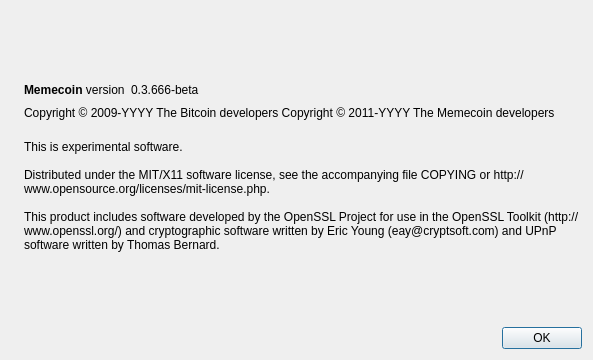
First picture: the form in src/qt/forms/aboutdialog.ui, repository hendry19901990/memecoin, before the edit.
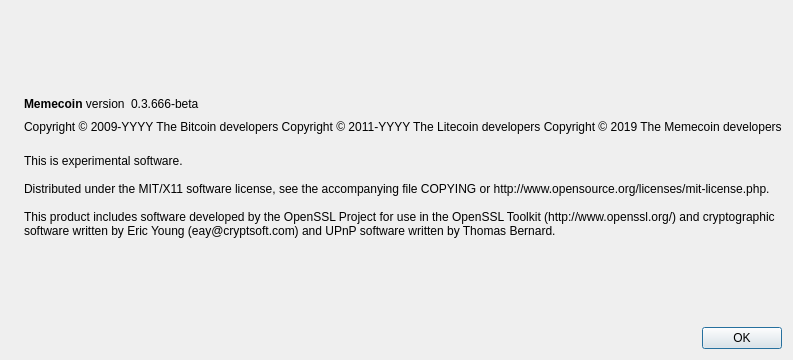
Second picture: the form after the edit. Icons and pictures are not drawn.

Patch:
```diff
--- a/src/qt/forms/aboutdialog.ui
+++ b/src/qt/forms/aboutdialog.ui
@@ -92,7 +92,8 @@
        </property>
        <property name="text">
         <string notr="true">Copyright &amp;copy; 2009-YYYY The Bitcoin developers
-Copyright &amp;copy; 2011-YYYY The Memecoin developers</string>
+Copyright &amp;copy; 2011-YYYY The Litecoin developers
+Copyright &amp;copy; 2019 The Memecoin developers</string>
        </property>
        <property name="textFormat">
         <enum>Qt::RichText</enum>
```
